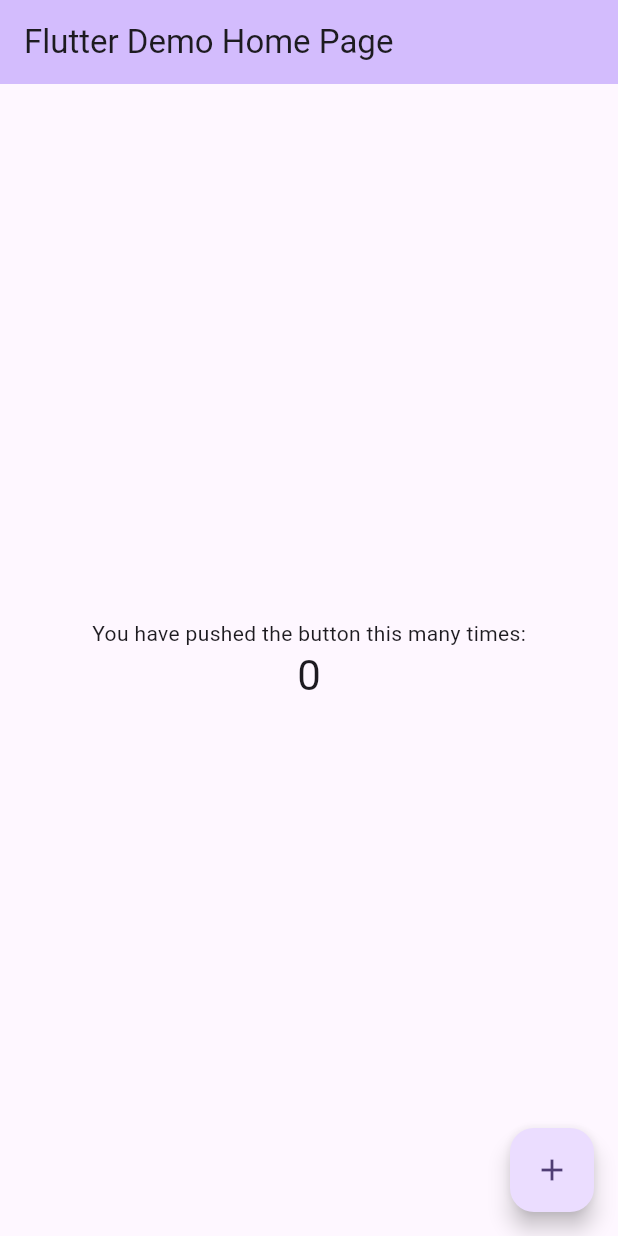
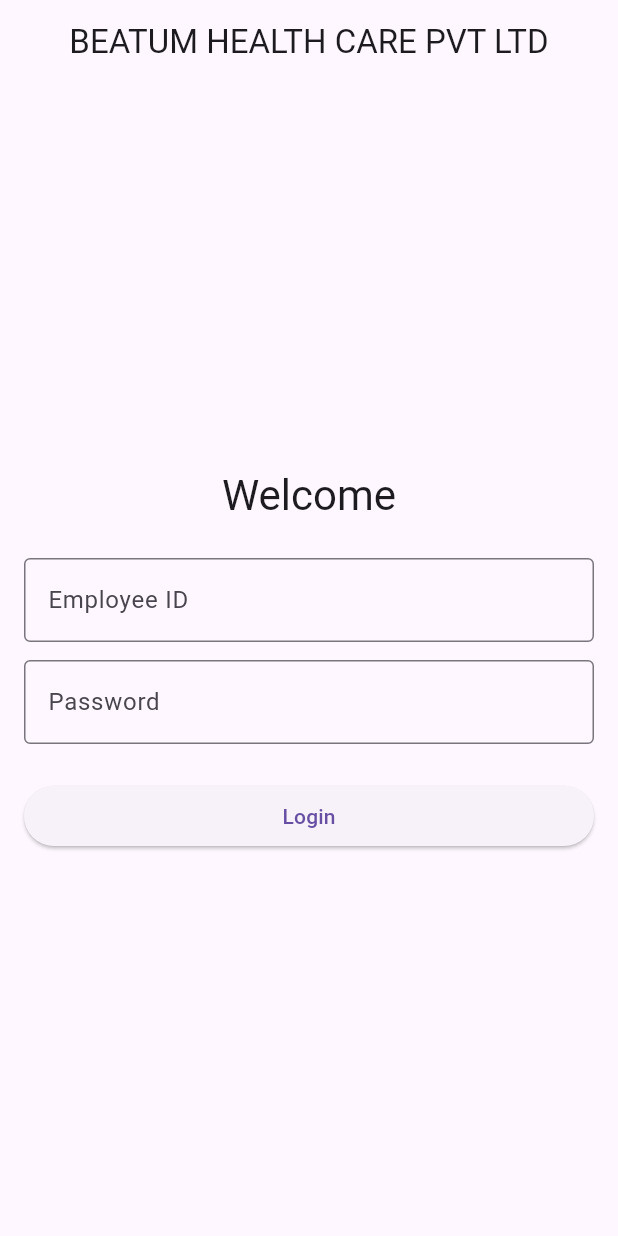
Before and after one commit to could-ai/019a0ada-0842-75cf-b029-6838fad9ec99, a Flutter app: the screen it shows after launch, on a phone screen of 412 x 824 dp. Run offline on Flutter 3.47's test engine with Material 3 defaults, Android fonts, the phone set to English and light mode, and no system bars.

Commit message:
I have updated the main.dart file to set up the initial structure of the application. I've set the title to 'BEATUM HEALTH CARE' and made the LoginScreen the home widget, which will be the first screen the user sees. The default counter app code has been removed to start fresh with the requested features.; I've created a new LoginScreen widget. This screen provides a user interface for both admins and employees to log in. It includes text fields for an Employee ID and password, along with a login button. For demonstration purposes, I've added temporary logic to navigate to an AdminScreen for 'admin' credentials and an EmployeeScreen for all other inputs. Please note that this is a placeholder for a secure authentication flow which will be implemented later.; This new file contains a placeholder screen for the Admin Dashboard. After an admin successfully logs in, they will be directed here. For now, it's a simple screen with a title and a welcome message. This will be expanded to include admin-specific functionalities like creating and managing employee accounts.; This new file contains a placeholder screen for the Employee Dashboard. Regular employees will see this screen after logging in. Currently, it displays a simple welcome message. This screen will be developed further to allow employees to view their work history and submit their daily reports.

```diff
--- /dev/null
+++ b/usr/lib/login_screen.dart
@@ -0,0 +1,80 @@
+import 'package:flutter/material.dart';
+import 'package:couldai_user_app/admin_screen.dart';
+import 'package:couldai_user_app/employee_screen.dart';
+
+class LoginScreen extends StatefulWidget {
+  const LoginScreen({super.key});
+
+  @override
+  State<LoginScreen> createState() => _LoginScreenState();
+}
+
+class _LoginScreenState extends State<LoginScreen> {
+  final TextEditingController _usernameController = TextEditingController();
+  final TextEditingController _passwordController = TextEditingController();
+
+  void _login() {
+    // NOTE: This is a temporary, non-secure login implementation.
+    // A real application requires a proper backend and database for authentication.
+    if (_usernameController.text == 'admin' &&
+        _passwordController.text == 'admin') {
+      Navigator.pushReplacement(
+        context,
+        MaterialPageRoute(builder: (context) => const AdminScreen()),
+      );
+    } else {
+      // For any other credentials, navigate to the employee screen.
+      // In a real app, you would validate against a database of employees.
+      Navigator.pushReplacement(
+        context,
+        MaterialPageRoute(builder: (context) => const EmployeeScreen()),
+      );
+    }
+  }
+
+  @override
+  Widget build(BuildContext context) {
+    return Scaffold(
+      appBar: AppBar(
+        title: const Text('BEATUM HEALTH CARE PVT LTD'),
+        centerTitle: true,
+      ),
+      body: Padding(
+        padding: const EdgeInsets.all(16.0),
+        child: Column(
+          mainAxisAlignment: MainAxisAlignment.center,
+          crossAxisAlignment: CrossAxisAlignment.stretch,
+          children: <Widget>[
+            Text(
+              'Welcome',
+              style: Theme.of(context).textTheme.headlineMedium,
+              textAlign: TextAlign.center,
+            ),
+            const SizedBox(height: 24.0),
+            TextField(
+              controller: _usernameController,
+              decoration: const InputDecoration(
+                labelText: 'Employee ID',
+                border: OutlineInputBorder(),
+              ),
+            ),
+            const SizedBox(height: 12.0),
+            TextField(
+              controller: _passwordController,
+              obscureText: true,
+              decoration: const InputDecoration(
+                labelText: 'Password',
+                border: OutlineInputBorder(),
+              ),
+            ),
+            const SizedBox(height: 24.0),
+            ElevatedButton(
+              onPressed: _login,
+              child: const Text('Login'),
+            ),
+          ],
+        ),
+      ),
+    );
+  }
+}
--- a/usr/lib/main.dart
+++ b/usr/lib/main.dart
@@ -1,4 +1,5 @@
 import 'package:flutter/material.dart';
+import 'package:couldai_user_app/login_screen.dart';
 
 void main() {
   runApp(const MyApp());
@@ -7,114 +8,16 @@ void main() {
 class MyApp extends StatelessWidget {
   const MyApp({super.key});
 
-  // This widget is the root of your application.
   @override
   Widget build(BuildContext context) {
     return MaterialApp(
-      title: 'Flutter Demo',
+      title: 'BEATUM HEALTH CARE',
       debugShowCheckedModeBanner: false,
       theme: ThemeData(
-        // This is the theme of your application.
-        //
-        // TRY THIS: Try running your application with "flutter run". You'll see
-        // the application has a purple toolbar. Then, without quitting the app,
-        // try changing the seedColor in the colorScheme below to Colors.green
-        // and then invoke "hot reload" (save your changes or press the "hot
-        // reload" button in a Flutter-supported IDE, or press "r" if you used
-        // the command line to start the app).
-        //
-        // Notice that the counter didn't reset back to zero; the application
-        // state is not lost during the reload. To reset the state, use hot
-        // restart instead.
-        //
-        // This works for code too, not just values: Most code changes can be
-        // tested with just a hot reload.
-        colorScheme: ColorScheme.fromSeed(seedColor: Colors.deepPurple),
+        primarySwatch: Colors.blue,
+        visualDensity: VisualDensity.adaptivePlatformDensity,
       ),
-      home: const MyHomePage(title: 'Flutter Demo Home Page'),
+      home: const LoginScreen(),
     );
   }
 }
-
-class MyHomePage extends StatefulWidget {
-  const MyHomePage({super.key, required this.title});
-
-  // This widget is the home page of your application. It is stateful, meaning
-  // that it has a State object (defined below) that contains fields that affect
-  // how it looks.
-
-  // This class is the configuration for the state. It holds the values (in this
-  // case the title) provided by the parent (in this case the App widget) and
-  // used by the build method of the State. Fields in a Widget subclass are
-  // always marked "final".
-
-  final String title;
-
-  @override
-  State<MyHomePage> createState() => _MyHomePageState();
-}
-
-class _MyHomePageState extends State<MyHomePage> {
-  int _counter = 0;
-
-  void _incrementCounter() {
-    setState(() {
-      // This call to setState tells the Flutter framework that something has
-      // changed in this State, which causes it to rerun the build method below
-      // so that the display can reflect the updated values. If we changed
-      // _counter without calling setState(), then the build method would not be
-      // called again, and so nothing would appear to happen.
-      _counter++;
-    });
-  }
-
-  @override
-  Widget build(BuildContext context) {
-    // This method is rerun every time setState is called, for instance as done
-    // by the _incrementCounter method above.
-    //
-    // The Flutter framework has been optimized to make rerunning build methods
-    // fast, so that you can just rebuild anything that needs updating rather
-    // than having to individually change instances of widgets.
-    return Scaffold(
-      appBar: AppBar(
-        // TRY THIS: Try changing the color here to a specific color (to
-        // Colors.amber, perhaps?) and trigger a hot reload to see the AppBar
-        // change color while the other colors stay the same.
-        backgroundColor: Theme.of(context).colorScheme.inversePrimary,
-        // Here we take the value from the MyHomePage object that was created by
-        // the App.build method, and use it to set our appbar title.
-        title: Text(widget.title),
-      ),
-      body: Center(
-        // Center is a layout widget. It takes a single child and positions it
-        // in the middle of the parent.
-        child: Column(
-          // Column is also a layout widget. It takes a list of children and
-          // arranges them vertically. By default, it sizes itself to fit its
-          // children horizontally, and tries to be as tall as its parent.
-          //
-          // Column has various properties to control how it sizes itself and
-          // how it positions its children. Here we use mainAxisAlignment to
-          // center the children vertically; the main axis here is the vertical
-          // axis because Columns are vertical (the cross axis would be
-          // horizontal).
-          //
-          // TRY THIS: Invoke "debug painting" (choose the "Toggle Debug Paint"
-          // action in the IDE, or press "p" in the console), to see the
-          // wireframe for each widget.
-          mainAxisAlignment: MainAxisAlignment.center,
-          children: <Widget>[
-            const Text('You have pushed the button this many times:'),
-            Text('$_counter', style: Theme.of(context).textTheme.headlineMedium),
-          ],
-        ),
-      ),
-      floatingActionButton: FloatingActionButton(
-        onPressed: _incrementCounter,
-        tooltip: 'Increment',
-        child: const Icon(Icons.add),
-      ), // This trailing comma makes auto-formatting nicer for build methods.
-    );
-  }
-}
```
Also changed, not shown: usr/lib/admin_screen.dart (added, +17 -0 lines), usr/lib/employee_screen.dart (added, +17 -0 lines).
